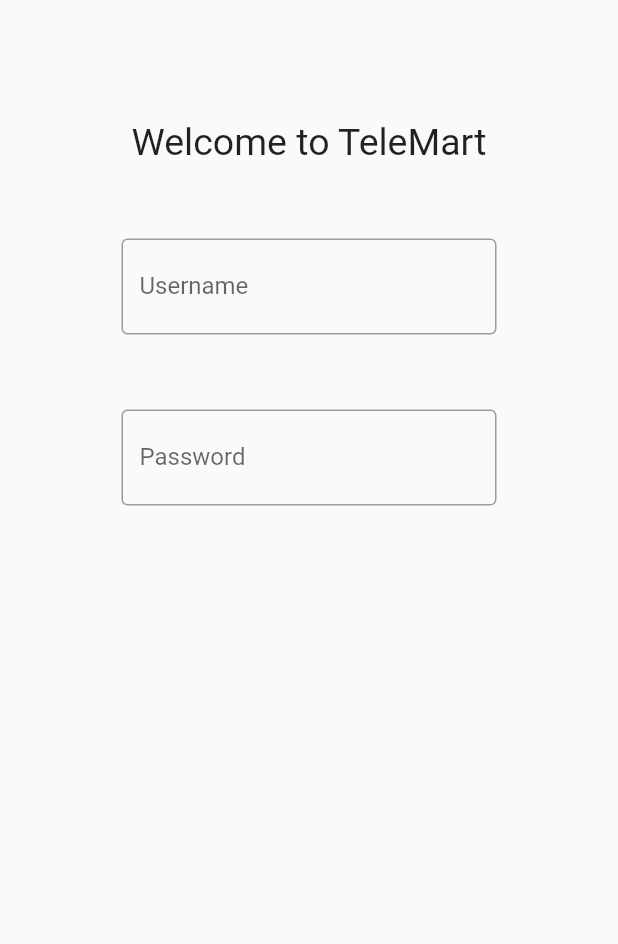
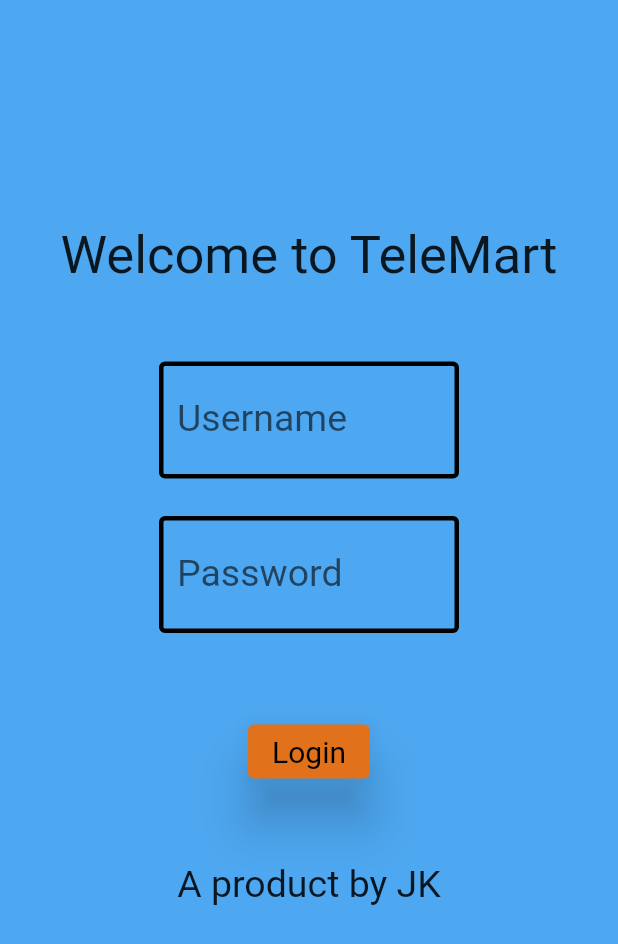
Before and after one commit to jatin263/TeleMart-Flutter, a Flutter app: the screen it shows after launch, on a phone screen of 412 x 824 dp. Shown: the top 944 px of the screen. Run offline on Flutter 3.47's test engine with Material 2 defaults, Android fonts, the phone set to English and light mode, and no system bars.

Commit message:
login design

```diff
--- a/lib/main.dart
+++ b/lib/main.dart
@@ -13,15 +13,6 @@ class MyApp extends StatelessWidget {
     return MaterialApp(
       title: 'Flutter Demo',
       theme: ThemeData(
-        // This is the theme of your application.
-        //
-        // Try running your application with "flutter run". You'll see the
-        // application has a blue toolbar. Then, without quitting the app, try
-        // changing the primarySwatch below to Colors.green and then invoke
-        // "hot reload" (press "r" in the console where you ran "flutter run",
-        // or simply save your changes to "hot reload" in a Flutter IDE).
-        // Notice that the counter didn't reset back to zero; the application
-        // is not restarted.
         primarySwatch: Colors.blue,
       ),
       home: const MyHomePage(title: 'Flutter Demo Home Page'),
@@ -31,16 +22,6 @@ class MyApp extends StatelessWidget {
 
 class MyHomePage extends StatefulWidget {
   const MyHomePage({super.key, required this.title});
-
-  // This widget is the home page of your application. It is stateful, meaning
-  // that it has a State object (defined below) that contains fields that affect
-  // how it looks.
-
-  // This class is the configuration for the state. It holds the values (in this
-  // case the title) provided by the parent (in this case the App widget) and
-  // used by the build method of the State. Fields in a Widget subclass are
-  // always marked "final".
-
   final String title;
 
   @override
@@ -72,46 +53,89 @@ class _MyHomePageState extends State<MyHomePage> {
     // fast, so that you can just rebuild anything that needs updating rather
     // than having to individually change instances of widgets.
     return Scaffold(
+      backgroundColor: Color.fromRGBO(78, 168, 241, 1),
       body: Center(
         // Center is a layout widget. It takes a single child and positions it
         // in the middle of the parent.
         child: Column(
           children: [
             Padding(
-                padding: EdgeInsets.only(top: 80, bottom: 50),
+                padding: EdgeInsets.only(top: 150, bottom: 50),
                 child: Text(
                   "Welcome to TeleMart",
-                  style: TextStyle(fontSize: 25),
+                  style: TextStyle(fontSize: 35),
                   textAlign: TextAlign.center,
                 )),
             Container(
               padding: EdgeInsets.only(bottom: 50),
-              width: 250,
+              width: 200,
               child: Column(children: [
                 Padding(
-                  padding: EdgeInsets.only(bottom: 50),
+                  padding: EdgeInsets.only(bottom: 25),
                   child: TextField(
                     controller: nameController,
                     decoration: InputDecoration(
-                      border: OutlineInputBorder(),
+                      fillColor: Colors.white,
+                      focusedBorder: OutlineInputBorder(
+                          borderSide: const BorderSide(
+                              width: 3,
+                              color: Color.fromRGBO(247, 244, 244, 1))),
+                      enabledBorder: OutlineInputBorder(
+                          borderSide:
+                              const BorderSide(width: 3, color: Colors.black)),
                       labelText: 'Username',
                     ),
-                    style: TextStyle(height: 1.5),
+                    style: TextStyle(
+                        height: 1.5,
+                        color: Color.fromARGB(255, 245, 246, 245),
+                        fontSize: 25),
                   ),
                 ),
                 Padding(
-                  padding: EdgeInsets.only(bottom: 50),
+                  padding: EdgeInsets.only(bottom: 55),
                   child: TextField(
+                    obscureText: true,
+                    enableSuggestions: false,
+                    autocorrect: false,
                     controller: nameController,
                     decoration: InputDecoration(
-                      border: OutlineInputBorder(),
+                      fillColor: Colors.white,
+                      focusedBorder: OutlineInputBorder(
+                          borderSide: const BorderSide(
+                              width: 3,
+                              color: Color.fromRGBO(255, 255, 255, 1.0))),
+                      enabledBorder: OutlineInputBorder(
+                          borderSide:
+                              const BorderSide(width: 3, color: Colors.black)),
                       labelText: 'Password',
                     ),
-                    style: TextStyle(height: 1.5),
+                    style: TextStyle(
+                        height: 1.5,
+                        color: Color.fromARGB(255, 245, 246, 245),
+                        fontSize: 25),
                   ),
-                )
+                ),
+                ElevatedButton(
+                  onPressed: () {},
+                  // style: ButtonStyle(elevation: MaterialStateProperty(12.0 )),
+                  style: ElevatedButton.styleFrom(
+                      backgroundColor: Color.fromARGB(255, 226, 113, 27),
+                      elevation: 15.0,
+                      textStyle:
+                          const TextStyle(color: Colors.black, fontSize: 20)),
+                  child: const Text(
+                    'Login',
+                    style: TextStyle(color: Colors.black),
+                  ),
+                ),
               ]),
-            )
+            ),
+            Flexible(
+                child: Text(
+              "A product by JK",
+              style: TextStyle(fontSize: 25),
+              textAlign: TextAlign.center,
+            ))
           ],
         ),
       ),
```
Also changed, not shown: lib/home.dart (added).
